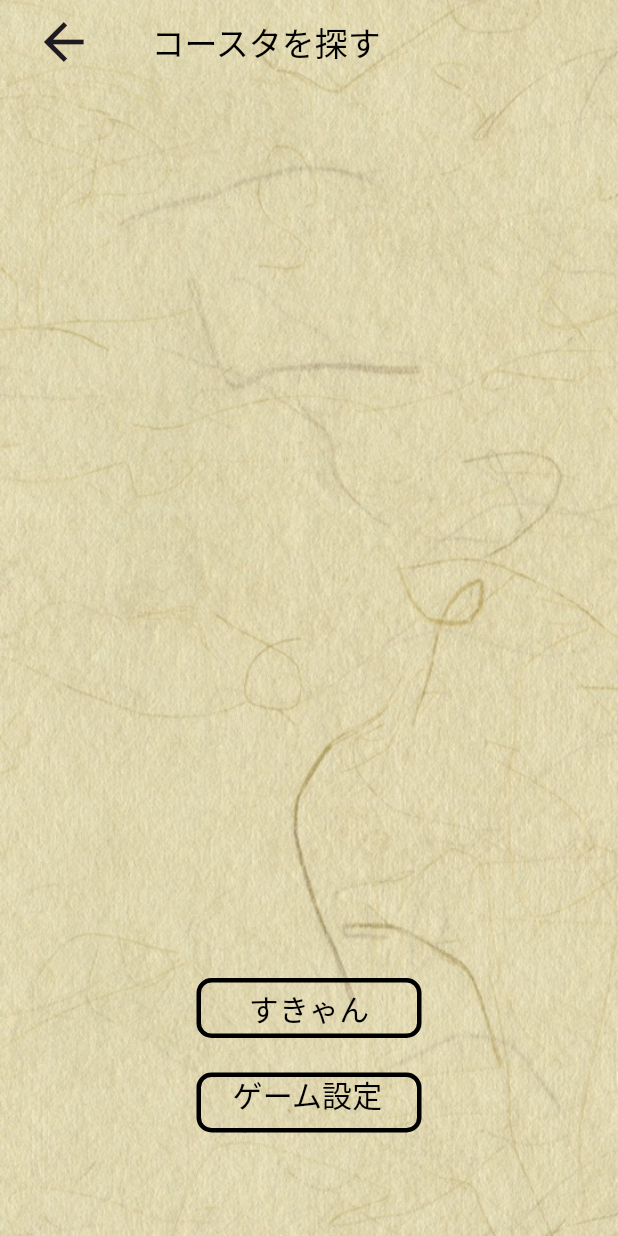
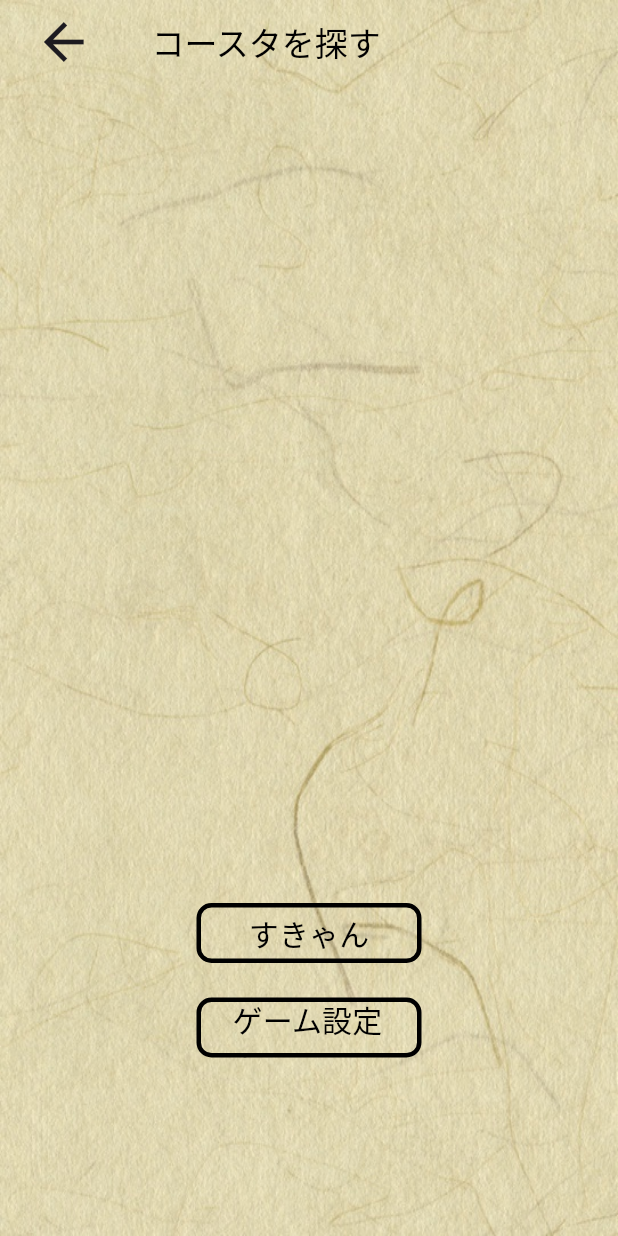
Before and after one commit to futamurasho/onigoroshi, a Flutter app: the ScanScreen screen opened directly, on a phone screen of 412 x 824 dp. Run offline on Flutter 3.47's test engine with Material 3 defaults, Android fonts, the phone set to English and light mode, and no system bars; our stand-ins replace animated_text_kit, audioplayers, flutter_blue_plus, flutter_riverpod, font_awesome_flutter, multi_select_flutter and 1 more; missing offline and left inert: dart:ffi, roulette, wheel_slider; Roboto replaces fonts that are missing (Yuji).

Commit message:
scan調整

```diff
--- a/lib/screens/scan_screen.dart
+++ b/lib/screens/scan_screen.dart
@@ -280,7 +280,7 @@ Widget build(BuildContext context) {
               ),
               Container(
                 padding: EdgeInsets.all(15),
-                margin: EdgeInsets.only(bottom: 50),
+                margin: EdgeInsets.only(bottom: 100),
                 child: Column(
                   mainAxisSize: MainAxisSize.min,
                   children: [
```
